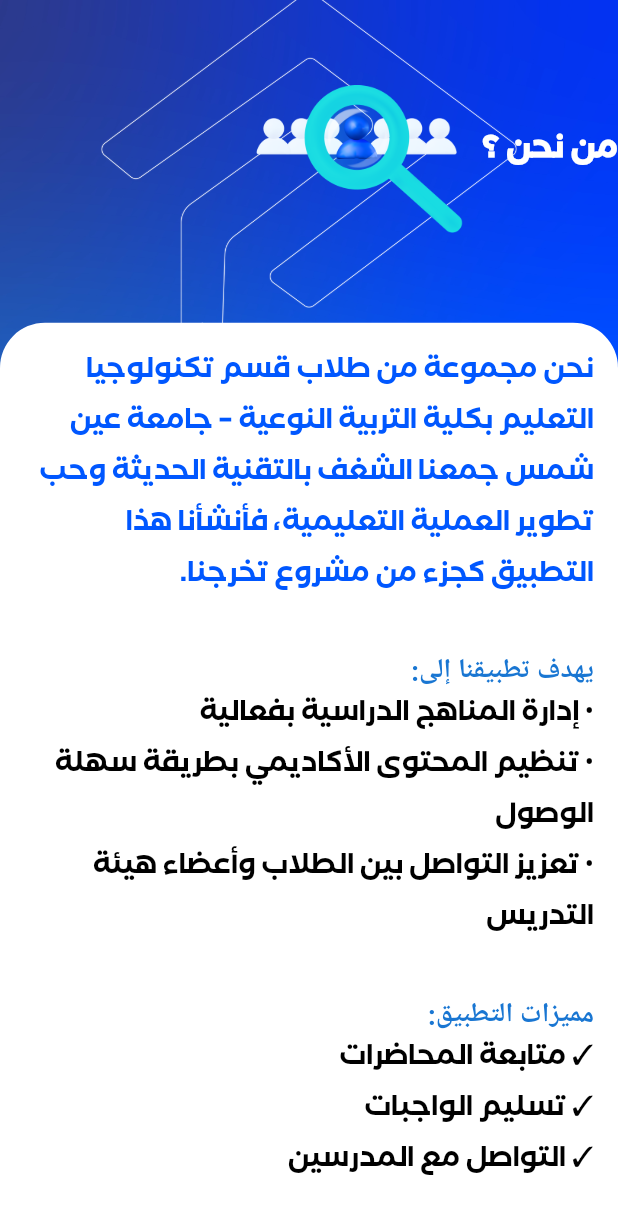
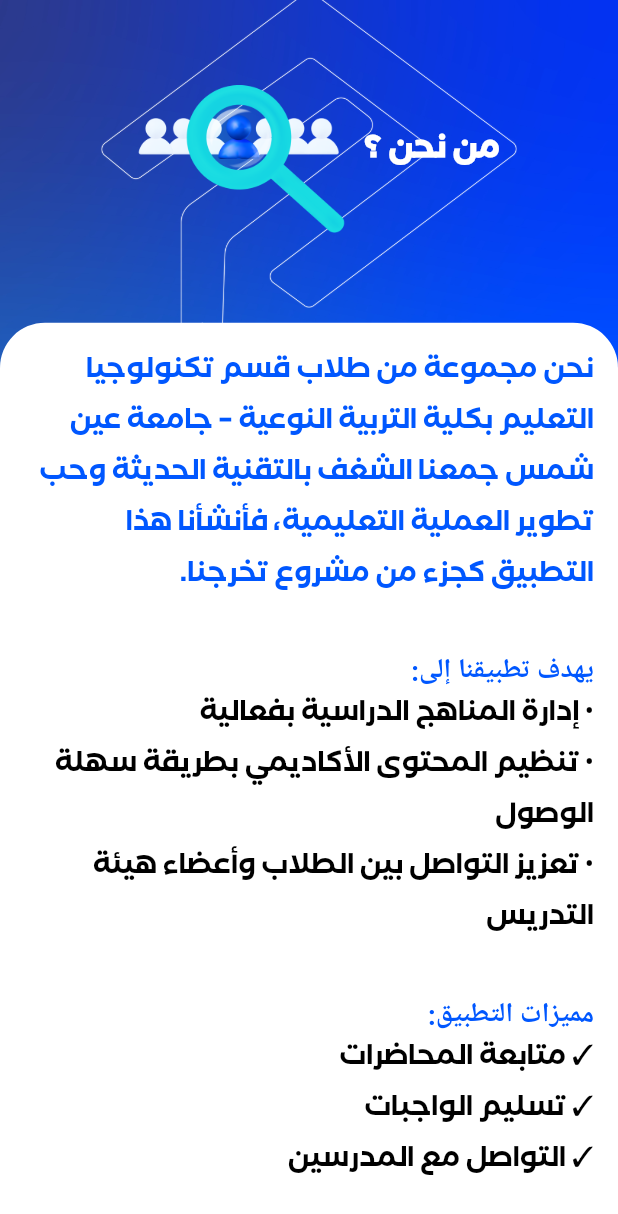
Before and after one commit to MohsenAhmed2632002/edutrack, a Flutter app: the AboutAs screen opened directly, on a phone screen of 412 x 824 dp. Shown: the top 1214 px of the screen. Run offline on Flutter 3.47's test engine with Material 3 defaults, Android fonts, the phone set to English and light mode, and no system bars; our stand-ins replace animate_do, bloc, cloud_firestore, dropdown_search, equatable, firebase_auth and 8 more; missing offline and left inert: syncfusion_flutter_pdfviewer, tap_to_expand; accounts and stored records are empty.

Commit message:
version: 1.0.1+2

```diff
--- a/lib/Home/NavPages/Nots.dart
+++ b/lib/Home/NavPages/Nots.dart
@@ -1,11 +1,9 @@
-import 'dart:convert';
 import 'package:animate_do/animate_do.dart';
 import 'package:flutter/material.dart';
 import 'package:flutter_screenutil/flutter_screenutil.dart';
 import 'package:shared_preferences/shared_preferences.dart';
 
 import '../../core/Theming/app_colors.dart';
-import '../../core/Theming/app_string.dart';
 import '../../core/Theming/font.dart';
 import '../../core/Theming/image.dart';
 import '../../core/Widgets/Shared_Widgets.dart';
--- a/lib/Home/NavPages/aboutas.dart
+++ b/lib/Home/NavPages/aboutas.dart
@@ -1,8 +1,6 @@
 import 'package:animate_do/animate_do.dart';
-import 'package:edutrack/core/Routing/Routes.dart';
 import 'package:edutrack/core/Theming/Font.dart';
 import 'package:edutrack/core/Theming/app_colors.dart';
-import 'package:edutrack/core/Theming/app_string.dart';
 import 'package:edutrack/core/Theming/image.dart';
 import 'package:flutter/material.dart';
 import 'package:flutter_screenutil/flutter_screenutil.dart';
@@ -57,21 +55,23 @@ class AboutAs extends StatelessWidget {
       'image': AppImages.hager,
     },
     {
+      'name': 'ابتسام احمد عبدالسلام',
+      'image': AppImages.ebtsam,
+    },
+    {
       'name': 'فريد ايمن محمد',
       'image': AppImages.farid,
     },
   ];
 
   final List<String> supervisoryBoard = const [
-    "سهام عبدالحافظ",
-    "محمود نصرالدين",
-    "محمد عنتر ",
+    "ا. م. د. سهام عبدالحافظ",
+    "د.محمود نصرالدين",
+    "د.محمد عنتر ",
+    "م. م.ايه بسيوني ",
+    "م.احمد مكاوي",
   ];
 
-  final List<String> auxiliaryMembers = const [
-    "ايه بسيوني ",
-    "احمد مكاوي",
-  ];
   @override
   Widget build(BuildContext context) {
     return Scaffold(
@@ -149,7 +149,7 @@ class AboutAs extends StatelessWidget {
                             text: 'يهدف تطبيقنا إلى:\n',
                             style: TextStyle(
                               fontWeight: FontWeight.bold,
-                              color: Colors.blue[700],
+                              color: AppColors.myBlue,
                             ),
                           ),
                           TextSpan(text: '• إدارة المناهج الدراسية بفعالية\n'),
@@ -163,7 +163,7 @@ class AboutAs extends StatelessWidget {
                             text: 'مميزات التطبيق:\n',
                             style: TextStyle(
                               fontWeight: FontWeight.bold,
-                              color: Colors.blue[700],
+                              color: AppColors.myBlue,
                             ),
                           ),
                           TextSpan(text: '✓ متابعة المحاضرات\n'),
@@ -257,10 +257,10 @@ class AboutAs extends StatelessWidget {
 
                     const SizedBox(height: 16),
 
-                    // عنوان قسم المشاركين|
+                    // عنوان قسم الاشراف|
                     Center(
                       child: Text(
-                        "فريق الاشراف",
+                        "تحت اشراف",
                         style: getArabBoldTextStyle(
                           context: context,
                           color: AppColors.myBlue,
@@ -297,46 +297,6 @@ class AboutAs extends StatelessWidget {
                           ),
                         )
                         .toList(),
-
-                    const SizedBox(height: 16),
-                    // عنوان قسم المشاركين|
-                    Center(
-                      child: Text(
-                        "الاعضاء المعاونة",
-                        style: getArabBoldTextStyle(
-                          context: context,
-                          color: AppColors.myBlue,
-                          fontSize: 20.sp,
-                        ),
-                        textAlign: TextAlign.right,
-                        textDirection: TextDirection.rtl,
-                      ),
-                    ),
-
-                    // قائمة المشاركين
-                    ...auxiliaryMembers
-                        .map(
-                          (supervisoryBoard) => Card(
-                            elevation: 5,
-                            margin: const EdgeInsets.symmetric(
-                              vertical: 8,
-                            ),
-                            shape: RoundedRectangleBorder(
-                              borderRadius: BorderRadius.circular(12),
-                            ),
-                            child: ListTile(
-                              title: Text(
-                                supervisoryBoard,
-                                style: const TextStyle(
-                                  fontSize: 16,
-                                  fontWeight: FontWeight.bold,
-                                ),
-                                textAlign: TextAlign.right,
-                              ),
-                            ),
-                          ),
-                        )
-                        .toList(),
                   ],
                 ),
               ),
--- a/lib/More/Sections/gradpro.dart
+++ b/lib/More/Sections/gradpro.dart
@@ -336,7 +336,9 @@ class _BodyGraduationState extends State<BodyGraduation>
 
   Widget _buildTextField(
       TextEditingController controller, String label, String validatorText) {
-    return TextFormField(
+    return Directionality(
+      textDirection: TextDirection.rtl,
+      child: TextFormField(
         controller: controller,
         textAlign: TextAlign.right,
         validator: (value) {
@@ -349,6 +351,7 @@ class _BodyGraduationState extends State<BodyGraduation>
           labelText: label,
           border: OutlineInputBorder(
             borderRadius: BorderRadius.circular(15),
+          ),
         ),
       ),
     );
--- a/lib/More/Sections/information.dart
+++ b/lib/More/Sections/information.dart
@@ -1,8 +1,6 @@
-import 'package:animate_do/animate_do.dart';
 import 'package:flutter/material.dart';
 import 'package:edutrack/core/Theming/Font.dart';
 import 'package:edutrack/core/Theming/app_colors.dart';
-import 'package:edutrack/core/Theming/app_string.dart';
 import 'package:edutrack/core/Theming/image.dart';
 import 'package:flutter_screenutil/flutter_screenutil.dart';
 import 'package:edutrack/core/Widgets/Shared_Widgets.dart';
@@ -94,7 +92,6 @@ class BodyGraduation extends StatelessWidget {
                 style: getArabLightTextStyle(
                   context: context,
                   color: Colors.black,
-                  fontSize: 18.sp,
                 ),
                 children: [
                   TextSpan(
--- a/lib/core/Routing/Routes.dart
+++ b/lib/core/Routing/Routes.dart
@@ -1,4 +1,3 @@
-import 'package:edutrack/Home/CourseOverviewPage.dart';
 import 'package:edutrack/Home/HomePage.dart';
 import 'package:edutrack/Home/ProfileScreen.dart';
 import 'package:edutrack/Login/Ui/LoginPage.dart';
--- a/lib/core/Theming/theming.dart
+++ b/lib/core/Theming/theming.dart
@@ -1,5 +1,4 @@
 import 'package:edutrack/core/Theming/Font.dart';
-import 'package:edutrack/core/Theming/app_colors.dart';
 import 'package:flutter/material.dart';
 
 ThemeData getMyTheme(
--- a/lib/core/Widgets/Shared_Widgets.dart
+++ b/lib/core/Widgets/Shared_Widgets.dart
@@ -1,7 +1,6 @@
 import 'package:animate_do/animate_do.dart';
 import 'package:edutrack/core/Theming/Font.dart';
 import 'package:edutrack/core/Theming/app_colors.dart';
-import 'package:edutrack/core/Theming/app_string.dart';
 import 'package:edutrack/core/Theming/image.dart';
 import 'package:flutter/material.dart';
 import 'package:flutter_screenutil/flutter_screenutil.dart';
@@ -140,8 +139,8 @@ class HomeRowNameAndImage extends StatelessWidget {
   @override
   Widget build(BuildContext context) {
     return Positioned(
-      top:  0,
-      right: 0,
+      top: 0,
+      // right: 0,
       // bottom: 550,
       child: Row(
         mainAxisAlignment: MainAxisAlignment.spaceEvenly,
@@ -237,7 +236,7 @@ class SimpleMore extends StatelessWidget {
           Positioned(
             // left: 10,
             // right: 10,
-            bottom: 10,
+            top: 10,
             height: 120.h,
             width: 150.w,
 
--- a/lib/main.dart
+++ b/lib/main.dart
@@ -46,6 +46,8 @@ class MyApp extends StatelessWidget {
   Widget build(BuildContext context) {
     return ScreenUtilInit(
       designSize: const Size(375, 812),
+      child: Directionality(
+        textDirection: TextDirection.rtl,
         child: MaterialApp(
           theme: getMyTheme(
             ColorScheme.fromSeed(seedColor: AppColors.myBlue),
@@ -57,6 +59,7 @@ class MyApp extends StatelessWidget {
           initialRoute: Routes.splashRoute,
           debugShowCheckedModeBanner: false,
         ),
+      ),
     );
   }
 }
--- a/pubspec.yaml
+++ b/pubspec.yaml
@@ -16,7 +16,7 @@ publish_to: "none" # Remove this line if you wish to publish to pub.dev
 # https://developer.apple.com/library/archive/documentation/General/Reference/InfoPlistKeyReference/Articles/CoreFoundationKeys.html
 # In Windows, build-name is used as the major, minor, and patch parts
 # of the product and file versions while build-number is used as the build suffix.
-version: 1.0.0+1
+version: 1.0.1+2
 
 environment:
   sdk: ^3.5.3
```
Also changed, not shown: lib/Home/CourseOverviewPage.dart (+128 -128 lines), lib/Home/NavPages/MaterialRecording.dart (+37 -42 lines), lib/Login/Ui/LoginPage.dart (+4 -13 lines), lib/More/AskedQuestions.dart (+9 -13 lines), lib/More/Sections/Lecture.dart (+11 -8 lines), lib/More/Sections/sction.dart (+14 -10 lines), lib/More/howtoget.dart (+50 -15 lines), lib/sginup/UI/sginup.dart (+0 -13 lines), assets/images/ebstam.png (added). Lines whose indentation alone changed are shown as unchanged.
